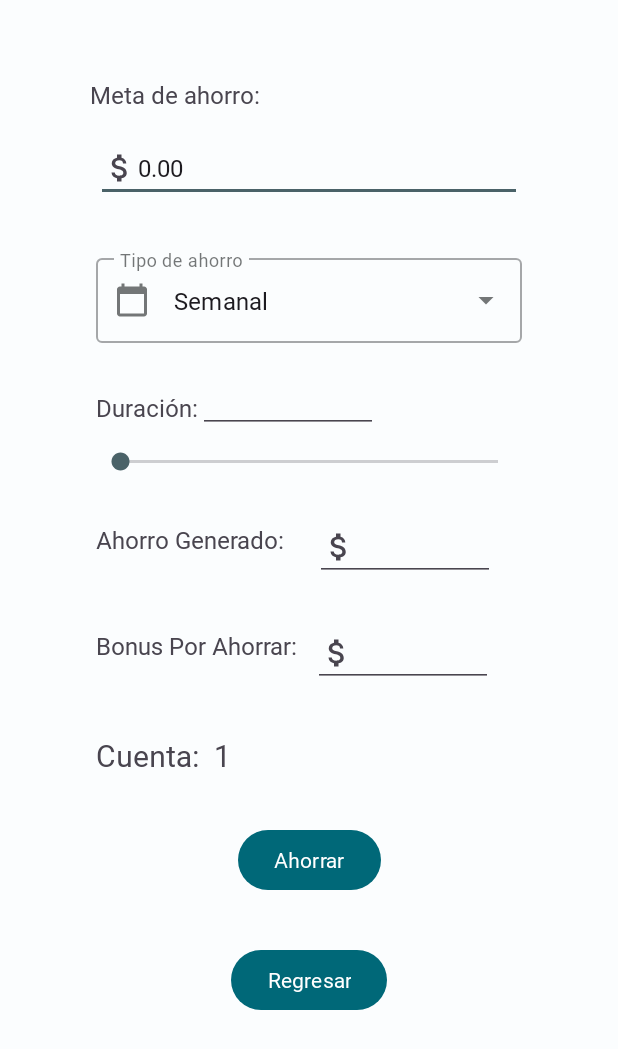
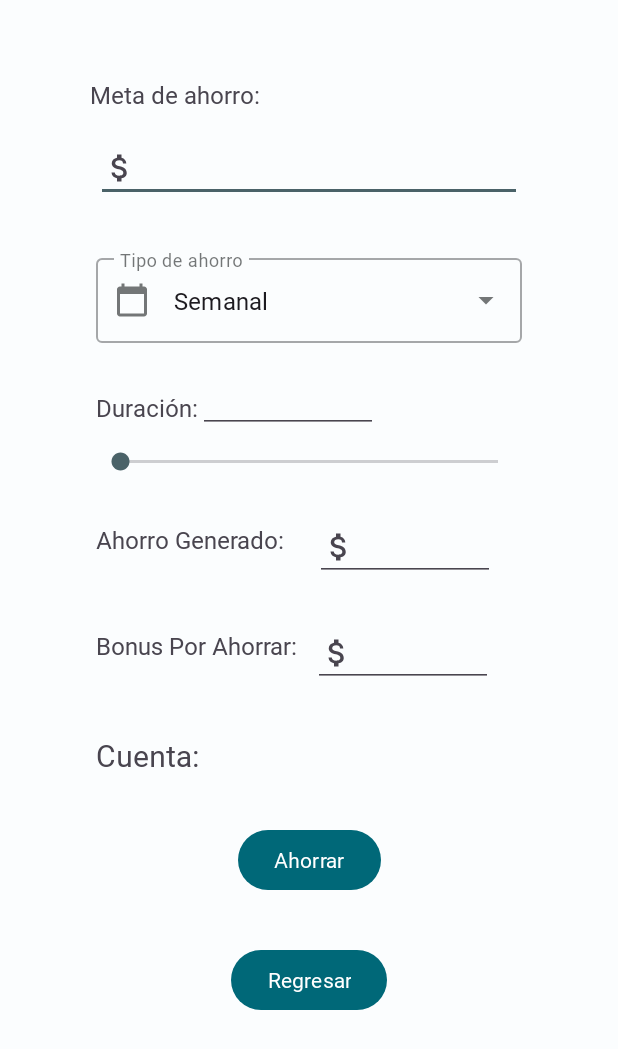
Before and after one commit to osvaldoortega01/MyFirstBank, an Android app: the AhorroActivity screen opened directly, with no data from a screen before it, on a phone screen of 412 x 824 dp. Shown: the top 1049 px of the screen. Run offline under Robolectric (Android 15) with nearby library versions, the phone set to English and light mode, and no system bars; Roboto replaces fonts that are not available here.

```diff
--- a/app/src/main/java/com/example/myfirstbank/AhorroActivity.kt
+++ b/app/src/main/java/com/example/myfirstbank/AhorroActivity.kt
@@ -5,6 +5,7 @@ import androidx.appcompat.app.AppCompatActivity
 import android.os.Bundle
 import android.view.View
 import android.widget.*
+import com.example.myfirstbank.MyFirstBank.Companion.prefs
 import com.example.myfirstbank.databinding.ActivityAhorroBinding
 import com.example.myfirstbank.databinding.ActivityMainBinding
 import java.lang.Exception
@@ -36,7 +37,7 @@ class AhorroActivity : AppCompatActivity(), AdapterView.OnItemClickListener {
             tiposAhorro
         )
 
-        val userID: Int = 1
+        val userID: String = prefs.getId()
         binding.tvCuenta.setText(userID.toString())
 
         with(binding.autotvTipoAhorro){
--- a/app/src/main/res/layout/activity_ahorro.xml
+++ b/app/src/main/res/layout/activity_ahorro.xml
@@ -27,8 +27,8 @@
         android:layout_marginBottom="673dp"
         android:ems="10"
         android:drawableStart="@drawable/ic_money"
-        android:inputType="numberDecimal"
-        android:text="@string/ej_10k"
+        android:inputType="number"
+        android:text=""
         android:textSize="16sp"
         app:layout_constraintBottom_toBottomOf="parent"
         app:layout_constraintEnd_toEndOf="parent"
```
